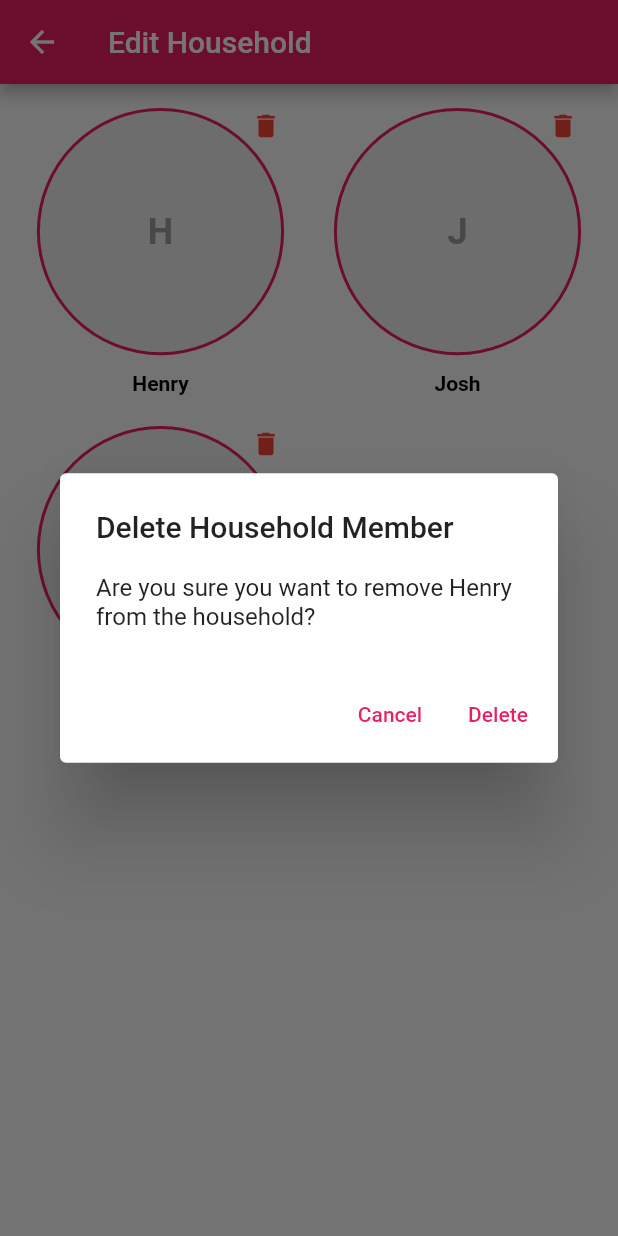
After one commit to Jdd2020/rumii, a Flutter app: the EditHousehold screen opened directly, after a tap on the "delete" icon, on a phone screen of 412 x 824 dp. The commit adds this screen. Run offline on Flutter 3.47's test engine with Material 2 defaults, Android fonts, the phone set to English and light mode, and no system bars; missing offline and left inert: dart:ffi.

Commit message:
edit household page

```diff
--- /dev/null
+++ b/lib/views/Dashboard/edit_household_view.dart
@@ -0,0 +1,250 @@
+import 'package:flutter/material.dart';
+import 'dart:convert';
+
+class EditHousehold extends StatefulWidget {
+  const EditHousehold({Key? key}) : super(key: key);
+
+  @override
+  _EditHouseholdState createState() => _EditHouseholdState();
+}
+
+class _EditHouseholdState extends State<EditHousehold> {
+  List<String> householdMembers = [];
+  late Map<String, dynamic> choreData;
+  bool deleteMode = false;
+  late String currentHouseKey = "";
+
+  @override
+  void initState() {
+    super.initState();
+    _loadChoreData();
+  }
+
+  Future<void> _loadChoreData() async {
+    String jsonString =
+        await DefaultAssetBundle.of(context).loadString('assets/choreDB.json');
+    choreData = json.decode(jsonString);
+
+    currentHouseKey = choreData.keys.first;
+
+    choreData.forEach((houseKey, members) {
+      householdMembers.addAll(members.keys);
+    });
+
+    setState(() {});
+  }
+
+  @override
+  Widget build(BuildContext context) {
+    return Scaffold(
+      appBar: AppBar(
+        title: const Text('Edit Household'),
+      ),
+      body: Padding(
+        padding: const EdgeInsets.all(16.0),
+        child: GridView.builder(
+          gridDelegate: const SliverGridDelegateWithFixedCrossAxisCount(
+            crossAxisCount: 2,
+            crossAxisSpacing: 16.0,
+            mainAxisSpacing: 30.0,
+            childAspectRatio: 1.0,
+          ),
+
+          itemCount: householdMembers.length + 1,
+          itemBuilder: (context, index) {
+            if (index == householdMembers.length) {
+              return GestureDetector(
+                onTap: () {
+                  _showAddNewDialog();
+                },
+              child: Column(
+                children: [
+                 // _buildAddUserCircle(),
+                  const SizedBox(height: 80.0),
+                  Text(
+                    'Add New + \n',
+                    style: TextStyle(
+                      color: Colors.pink,
+                      fontWeight: FontWeight.bold,
+                      fontSize: 18.0,
+                      shadows: [
+                        Shadow(
+                          color: Colors.grey,
+                          offset: Offset(0.0,0.4),
+                          blurRadius: 1.0,
+                        )
+                      ]
+                    ),
+                  ),
+                ],
+              ),
+              );
+
+            }
+            return Column(
+              children: [
+                _buildUserCircle(householdMembers[index], index),
+                const SizedBox(height: 8.0),
+                Text(
+                  householdMembers[index],
+                  style: TextStyle(
+                    color: Colors.black,
+                    fontWeight: FontWeight.bold,
+                  ),
+                ),
+              ],
+            );
+          },
+        ),
+      ),
+    );
+  }
+
+  Widget _buildUserCircle(String userName, int index) {
+    return GestureDetector(
+      onTap: () {
+        if (deleteMode) {
+          _showDeleteConfirmationDialog(userName);
+        } else {
+          // Handle user click (optional)
+        }
+      },
+      child: Container(
+        width: MediaQuery.of(context).size.width * 0.4,
+        height: MediaQuery.of(context).size.width * 0.4,
+        margin: EdgeInsets.only(bottom: 3.0),
+        decoration: BoxDecoration(
+          shape: BoxShape.circle,
+          border: Border.all(
+            color: Colors.pink, // Outline color
+            width: 2.0,
+          ),
+          color: Colors.grey[200], // Filled color
+        ),
+        child: Stack(
+          children: [
+            Align(
+              alignment: Alignment.center,
+              child: Text(
+                userName.substring(0, 1), // Display the first initial
+                style: const TextStyle(
+                  color: Colors.grey, // Text color
+                  fontWeight: FontWeight.bold,
+                  fontSize: 24.0,
+                ),
+              ),
+            ),
+            Align(
+              alignment: Alignment.topRight,
+              child: GestureDetector(
+                onTap: () {
+                  _showDeleteConfirmationDialog(userName);
+                },
+                child: Icon(
+                  Icons.delete,
+                  color: Colors.red,
+                  size: 20.0,
+                ),
+              ),
+            ),
+          ],
+        ),
+      ),
+    );
+  }
+
+/*
+  Widget _buildAddUserCircle() {
+    return Container(
+      width: 200.0,
+      height: 200.0,
+      decoration: BoxDecoration(
+        shape: BoxShape.circle,
+        color: const Color.fromARGB(255, 255, 255, 255),
+        border: Border.all(
+          color: const Color.fromARGB(255, 255, 255, 255), // Outline color
+          width: 2.0,
+        ),
+      ),
+      child: Column(
+        mainAxisAlignment: MainAxisAlignment.center,
+        children: [
+          Text(
+
+          )
+            onPressed: () {
+              // Handle the "Add User" button press
+              // Implement your logic for adding a new user here
+            },
+          ),
+        ],
+      ),
+    );
+  }*/
+
+  Future<void> _showDeleteConfirmationDialog(String userName) async {
+    return showDialog(
+      context: context,
+      builder: (BuildContext context) {
+        return AlertDialog(
+          title: const Text('Delete Household Member'),
+          content: Text('Are you sure you want to remove $userName from the household?'),
+          actions: [
+            TextButton(
+              onPressed: () {
+                Navigator.of(context).pop();
+              },
+              child: const Text('Cancel'),
+            ),
+            TextButton(
+              onPressed: () {
+                _deleteUser(userName);
+                Navigator.of(context).pop();
+              },
+              child: const Text('Delete'),
+            ),
+          ],
+        );
+      },
+    );
+  }
+
+  void _deleteUser(String userName) {
+    setState(() {
+      householdMembers.remove(userName);
+    });
+  }
+
+  void _showAddNewDialog() {
+    showDialog(
+      context: context,
+      builder: (BuildContext context) {
+        // Generate the house key and share link here
+
+        String shareLink = 'https://example.com/join/$currentHouseKey'; // Replace with your logic for generating the share link
+
+        return AlertDialog(
+          title: const Text('Add New Household Member'),
+          content: Column(
+            crossAxisAlignment: CrossAxisAlignment.start,
+            mainAxisSize: MainAxisSize.min,
+            children: [
+              Text('House Key: $currentHouseKey', style: TextStyle(fontWeight: FontWeight.bold)),
+              const SizedBox(height: 8.0),
+              Text('Share Link: $shareLink'),
+            ],
+          ),
+          actions: [
+            TextButton(
+              onPressed: () {
+                Navigator.of(context).pop();
+              },
+              child: const Text('Close'),
+            ),
+          ],
+        );
+      },
+    );
+  }
+
+}
```
Also changed, not shown: lib/viewmodels/edit_household_view_model.dart (added, +7 -0 lines), lib/views/Dashboard/dashboard_view.dart (+27 -2 lines).
